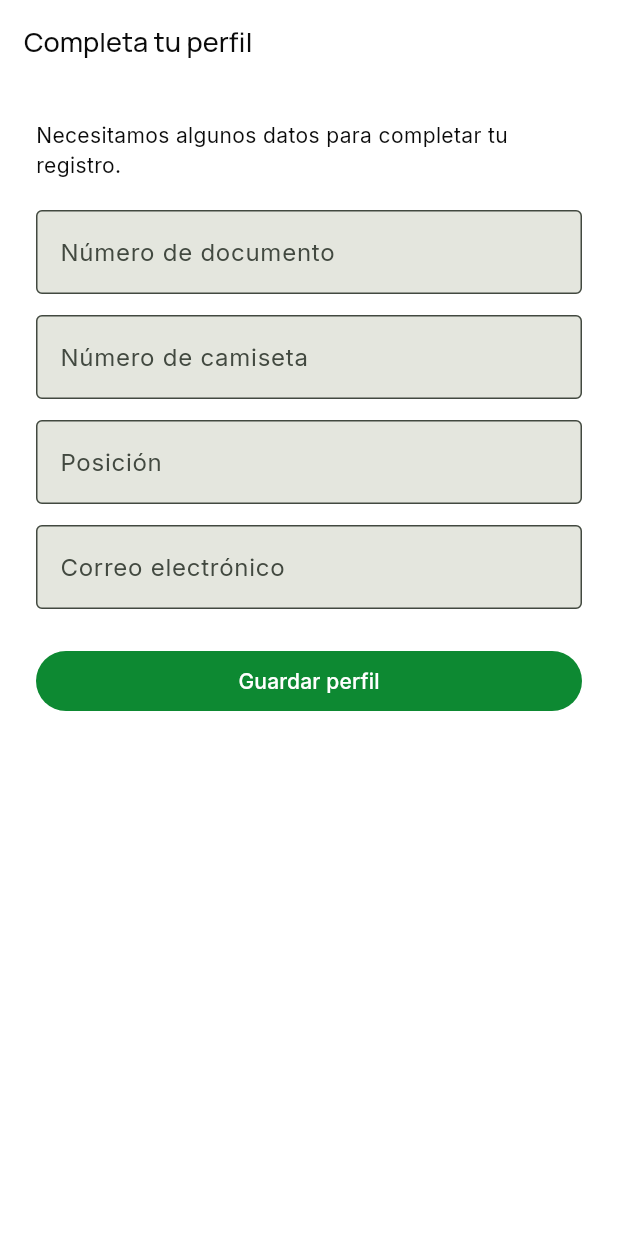
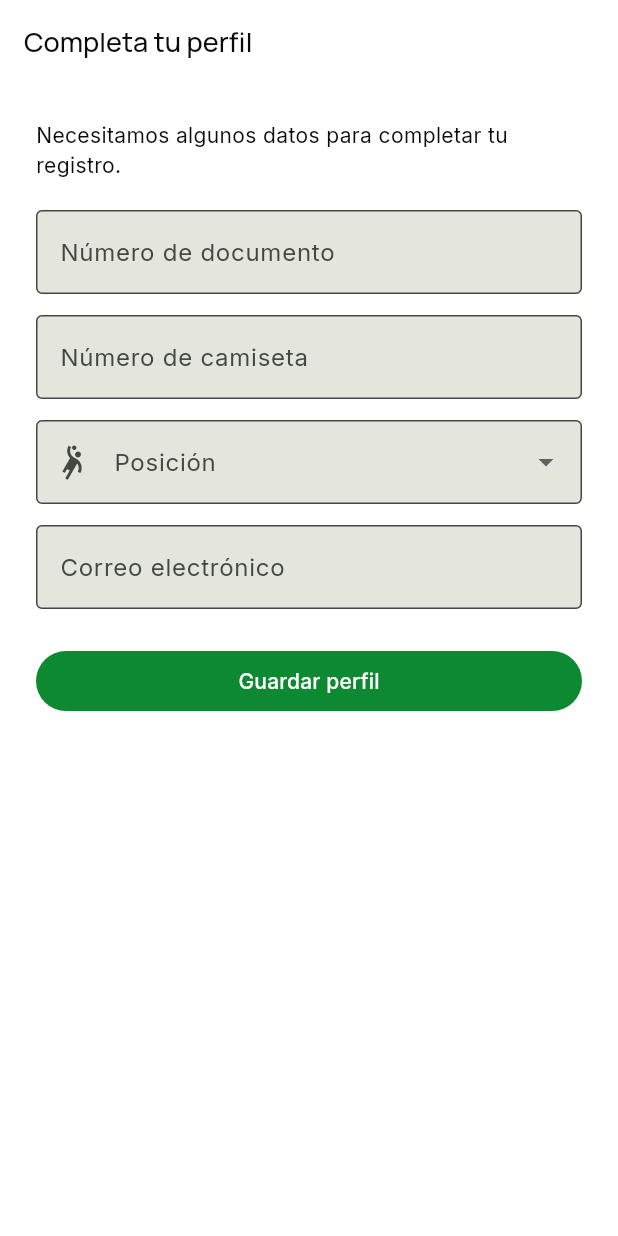
Before and after one commit to tatiana1104/handplay_demo, a Flutter app: the screen it shows once a user with an empty profile is signed in, item 3 of the bottom bar chosen, on a phone screen of 412 x 824 dp. Run offline on Flutter 3.47's test engine with Material 3 defaults, Android fonts, the phone set to English and light mode, and no system bars; our stand-ins replace cloud_firestore, dartz, equatable, firebase_auth, firebase_core, firebase_messaging and 5 more; accounts and stored records are empty.

Commit message:
Use dropdown for player position

```diff
--- a/lib/features/auth/presentation/screens/profile_completion_screen.dart
+++ b/lib/features/auth/presentation/screens/profile_completion_screen.dart
@@ -15,6 +15,7 @@ class _ProfileCompletionScreenState extends State<ProfileCompletionScreen> {
   final _documentController = TextEditingController();
   final _shirtController = TextEditingController();
   final _positionController = TextEditingController();
+  static const _playerPositions = ['Portero', 'Extremo', 'Lateral', 'Central', 'Pivote'];
   bool _saving = false;
 
   @override
@@ -88,7 +89,13 @@ class _ProfileCompletionScreenState extends State<ProfileCompletionScreen> {
               const SizedBox(height: 14),
               TextFormField(controller: _shirtController, keyboardType: TextInputType.number, decoration: const InputDecoration(labelText: 'Número de camiseta', border: OutlineInputBorder()), validator: (value) => int.tryParse(value ?? '') == null ? 'Ingresa un número válido' : null),
               const SizedBox(height: 14),
-              TextFormField(controller: _positionController, decoration: const InputDecoration(labelText: 'Posición', border: OutlineInputBorder()), validator: (value) => value == null || value.trim().isEmpty ? 'Ingresa tu posición' : null),
+              DropdownButtonFormField<String>(
+                value: _playerPositions.contains(_positionController.text) ? _positionController.text : null,
+                decoration: const InputDecoration(labelText: 'Posición', border: OutlineInputBorder(), prefixIcon: Icon(Icons.sports_handball_outlined)),
+                items: _playerPositions.map((position) => DropdownMenuItem(value: position, child: Text(position))).toList(),
+                onChanged: _saving ? null : (value) => setState(() => _positionController.text = value ?? ''),
+                validator: (value) => value == null || value.isEmpty ? 'Selecciona una posición' : null,
+              ),
             ],
             const SizedBox(height: 14),
             TextFormField(initialValue: FirebaseAuth.instance.currentUser?.email ?? '', readOnly: true, decoration: const InputDecoration(labelText: 'Correo electrónico', border: OutlineInputBorder())),
```
Also changed, not shown: 1 other file.
